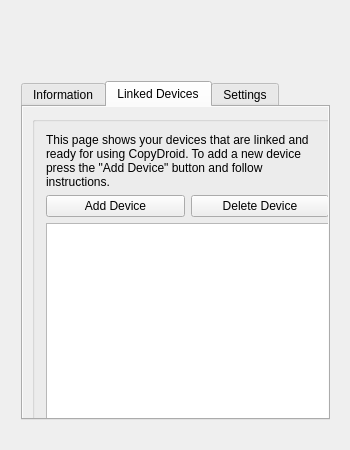
Old version of the form widget.ui in the repository dhensen/copydroid-desktop-client.
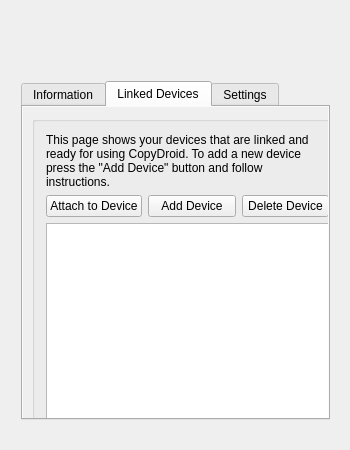
New version of the form. Icons and pictures are not drawn.

Commit message: Very good working version: -attach to device -add device -delete device -clipboard copy action distinction from a alienMessage

Diff of the .ui file:
```diff
--- a/widget.ui
+++ b/widget.ui
@@ -130,7 +130,7 @@
          <string/>
         </property>
         <layout class="QGridLayout" name="gridLayout">
-         <item row="0" column="0" colspan="2">
+         <item row="0" column="0" colspan="3">
           <widget class="QLabel" name="label_2">
            <property name="text">
             <string>This page shows your devices that are linked and ready for using CopyDroid. To add a new device press the &quot;Add Device&quot; button and follow instructions.</string>
@@ -143,23 +143,30 @@
            </property>
           </widget>
          </item>
-         <item row="1" column="0">
+         <item row="1" column="1">
           <widget class="QPushButton" name="addDeviceButton">
            <property name="text">
             <string>Add Device</string>
            </property>
           </widget>
          </item>
-         <item row="1" column="1">
+         <item row="1" column="2">
           <widget class="QPushButton" name="deleteDeviceButton">
            <property name="text">
             <string>Delete Device</string>
            </property>
           </widget>
          </item>
-         <item row="2" column="0" colspan="2">
+         <item row="2" column="0" colspan="3">
           <widget class="QListWidget" name="listWidget"/>
          </item>
+         <item row="1" column="0">
+          <widget class="QPushButton" name="attachToDeviceButton">
+           <property name="text">
+            <string>Attach to Device</string>
+           </property>
+          </widget>
+         </item>
         </layout>
        </widget>
       </widget>
```
The commit also changes 8 other files.
